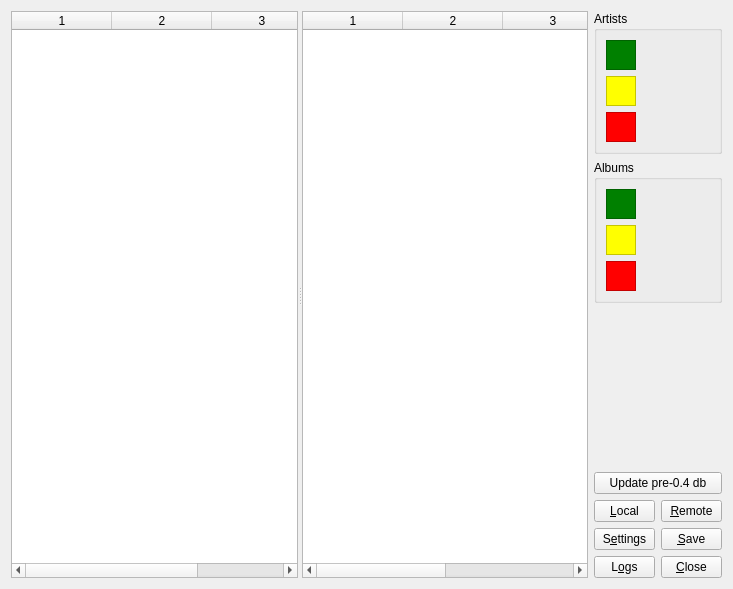
Old version of the form ui/main.ui in the repository KenjiTakahashi/gayeogi.
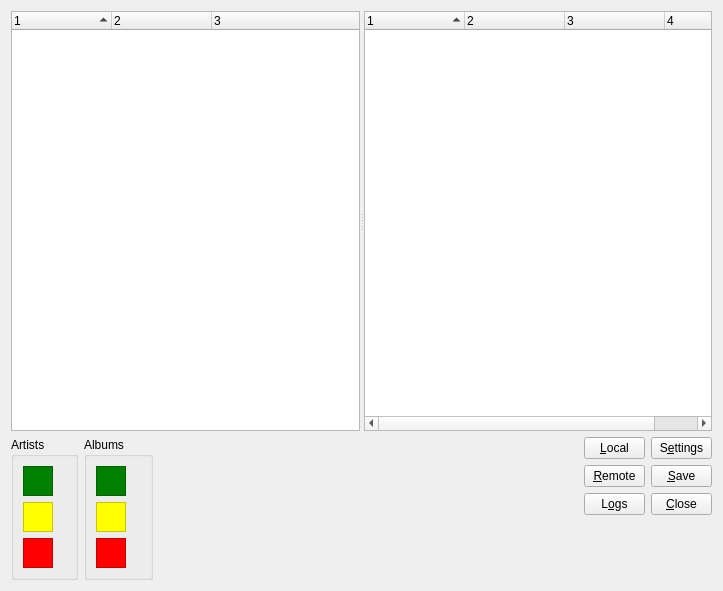
New version of the form.

Commit message: Began interface re-design for new version

Diff of the .ui file:
```diff
--- a/ui/main.ui
+++ b/ui/main.ui
@@ -6,11 +6,11 @@
    <rect>
     <x>0</x>
     <y>0</y>
-    <width>733</width>
-    <height>589</height>
+    <width>723</width>
+    <height>591</height>
    </rect>
   </property>
-  <layout class="QHBoxLayout" name="horizontalLayout_2">
+  <layout class="QVBoxLayout" name="verticalLayout">
    <item>
     <widget class="QWidget" name="widget" native="true">
      <layout class="QHBoxLayout" name="horizontalLayout">
@@ -22,30 +22,7 @@
         <property name="orientation">
          <enum>Qt::Horizontal</enum>
         </property>
-        <widget class="QTableWidget" name="artists">
-         <property name="editTriggers">
-          <set>QAbstractItemView::NoEditTriggers</set>
-         </property>
-         <property name="alternatingRowColors">
-          <bool>true</bool>
-         </property>
-         <property name="selectionBehavior">
-          <enum>QAbstractItemView::SelectRows</enum>
-         </property>
-         <property name="sortingEnabled">
-          <bool>true</bool>
-         </property>
-         <property name="columnCount">
-          <number>3</number>
-         </property>
-         <attribute name="verticalHeaderVisible">
-          <bool>false</bool>
-         </attribute>
-         <column/>
-         <column/>
-         <column/>
-        </widget>
-        <widget class="QTableWidget" name="albums">
+        <widget class="QTreeWidget" name="artists">
          <property name="editTriggers">
           <set>QAbstractItemView::NoEditTriggers</set>
          </property>
@@ -55,19 +32,76 @@
          <property name="selectionBehavior">
           <enum>QAbstractItemView::SelectRows</enum>
          </property>
+         <property name="indentation">
+          <number>0</number>
+         </property>
+         <property name="itemsExpandable">
+          <bool>false</bool>
+         </property>
+         <property name="sortingEnabled">
+          <bool>true</bool>
+         </property>
+         <property name="columnCount">
+          <number>3</number>
+         </property>
+         <column>
+          <property name="text">
+           <string notr="true">1</string>
+          </property>
+         </column>
+         <column>
+          <property name="text">
+           <string notr="true">2</string>
+          </property>
+         </column>
+         <column>
+          <property name="text">
+           <string notr="true">3</string>
+          </property>
+         </column>
+        </widget>
+        <widget class="QTreeWidget" name="albums">
+         <property name="editTriggers">
+          <set>QAbstractItemView::NoEditTriggers</set>
+         </property>
+         <property name="alternatingRowColors">
+          <bool>true</bool>
+         </property>
+         <property name="selectionBehavior">
+          <enum>QAbstractItemView::SelectRows</enum>
+         </property>
+         <property name="indentation">
+          <number>0</number>
+         </property>
+         <property name="itemsExpandable">
+          <bool>false</bool>
+         </property>
          <property name="sortingEnabled">
           <bool>true</bool>
          </property>
          <property name="columnCount">
           <number>4</number>
          </property>
-         <attribute name="verticalHeaderVisible">
-          <bool>false</bool>
-         </attribute>
-         <column/>
-         <column/>
-         <column/>
-         <column/>
+         <column>
+          <property name="text">
+           <string notr="true">1</string>
+          </property>
+         </column>
+         <column>
+          <property name="text">
+           <string notr="true">2</string>
+          </property>
+         </column>
+         <column>
+          <property name="text">
+           <string notr="true">3</string>
+          </property>
+         </column>
+         <column>
+          <property name="text">
+           <string notr="true">4</string>
+          </property>
+         </column>
         </widget>
        </widget>
       </item>
@@ -76,11 +110,17 @@
    </item>
    <item>
     <widget class="QWidget" name="widget_3" native="true">
-     <layout class="QGridLayout" name="gridLayout">
+     <property name="sizePolicy">
+      <sizepolicy hsizetype="Preferred" vsizetype="Fixed">
+       <horstretch>0</horstretch>
+       <verstretch>0</verstretch>
+      </sizepolicy>
+     </property>
+     <layout class="QHBoxLayout" name="horizontalLayout_2">
       <property name="margin">
        <number>0</number>
       </property>
-      <item row="0" column="0" colspan="2">
+      <item>
        <widget class="QGroupBox" name="artistsStats">
         <property name="title">
          <string>Artists</string>
@@ -155,7 +195,7 @@
         </layout>
        </widget>
       </item>
-      <item row="1" column="0" colspan="2">
+      <item>
        <widget class="QGroupBox" name="albumsStats">
         <property name="title">
          <string>Albums</string>
@@ -233,20 +273,71 @@
         </layout>
        </widget>
       </item>
-      <item row="2" column="1">
-       <spacer name="verticalSpacer">
+      <item>
+       <spacer name="horizontalSpacer">
         <property name="orientation">
-         <enum>Qt::Vertical</enum>
+         <enum>Qt::Horizontal</enum>
         </property>
         <property name="sizeHint" stdset="0">
          <size>
-          <width>20</width>
-          <height>62</height>
+          <width>40</width>
+          <height>20</height>
          </size>
         </property>
        </spacer>
       </item>
-      <item row="5" column="1">
+      <item>
+       <widget class="QWidget" name="widget_2" native="true">
+        <layout class="QFormLayout" name="formLayout_3">
+         <property name="fieldGrowthPolicy">
+          <enum>QFormLayout::AllNonFixedFieldsGrow</enum>
+         </property>
+         <property name="margin">
+          <number>0</number>
+         </property>
+         <item row="0" column="0">
+          <widget class="QPushButton" name="local">
+           <property name="maximumSize">
+            <size>
+             <width>61</width>
+             <height>16777215</height>
+            </size>
+           </property>
+           <property name="text">
+            <string>&amp;Local</string>
+           </property>
+          </widget>
+         </item>
+         <item row="0" column="1">
+          <widget class="QPushButton" name="settings">
+           <property name="maximumSize">
+            <size>
+             <width>61</width>
+             <height>16777215</height>
+            </size>
+           </property>
+           <property name="text">
+            <string>S&amp;ettings</string>
+           </property>
+          </widget>
+         </item>
+         <item row="1" column="0">
+          <widget class="QPushButton" name="remote">
+           <property name="maximumSize">
+            <size>
+             <width>61</width>
+             <height>16777215</height>
+            </size>
+           </property>
+           <property name="statusTip">
+            <string>Refresh internet databases.</string>
+           </property>
+           <property name="text">
+            <string>&amp;Remote</string>
+           </property>
+          </widget>
+         </item>
+         <item row="1" column="1">
        <widget class="QPushButton" name="save">
         <property name="maximumSize">
          <size>
@@ -262,7 +353,7 @@
         </property>
        </widget>
       </item>
-      <item row="6" column="0">
+         <item row="2" column="0">
        <widget class="QPushButton" name="log">
         <property name="maximumSize">
          <size>
@@ -278,7 +369,7 @@
         </property>
        </widget>
       </item>
-      <item row="6" column="1">
+         <item row="2" column="1">
        <widget class="QPushButton" name="close">
         <property name="maximumSize">
          <size>
@@ -294,53 +385,7 @@
         </property>
        </widget>
       </item>
-      <item row="4" column="1">
-       <widget class="QPushButton" name="remote">
-        <property name="maximumSize">
-         <size>
-          <width>61</width>
-          <height>16777215</height>
-         </size>
-        </property>
-        <property name="statusTip">
-         <string>Refresh internet databases.</string>
-        </property>
-        <property name="text">
-         <string>&amp;Remote</string>
-        </property>
-       </widget>
-      </item>
-      <item row="5" column="0">
-       <widget class="QPushButton" name="settings">
-        <property name="maximumSize">
-         <size>
-          <width>61</width>
-          <height>16777215</height>
-         </size>
-        </property>
-        <property name="text">
-         <string>S&amp;ettings</string>
-        </property>
-       </widget>
-      </item>
-      <item row="4" column="0">
-       <widget class="QPushButton" name="local">
-        <property name="maximumSize">
-         <size>
-          <width>61</width>
-          <height>16777215</height>
-         </size>
-        </property>
-        <property name="text">
-         <string>&amp;Local</string>
-        </property>
-       </widget>
-      </item>
-      <item row="3" column="0" colspan="2">
-       <widget class="QPushButton" name="pre04">
-        <property name="text">
-         <string>Update pre-0.4 db</string>
-        </property>
+        </layout>
        </widget>
       </item>
      </layout>
```
Lines whose indentation alone changed are shown as unchanged. The commit also changes 3 other files.
